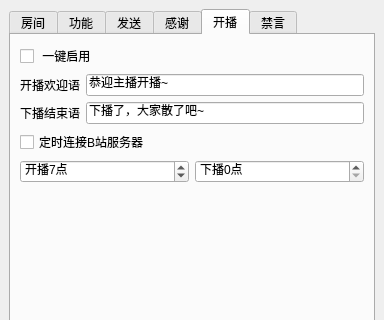
Old version of the form mainwindow.ui in the repository iwxyi/Bilibili-MagicalDanmaku; both pictures show x 0 to 384 and y 0 to 320 of the 384 by 496 pixel window.
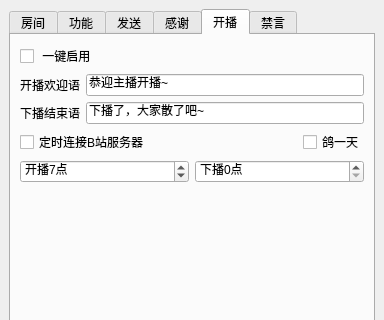
New version of the form. The open tabs and pages were chosen to show the change.

Commit message: 添加鸽一天选项

What changed in the file:
```diff
--- a/mainwindow.ui
+++ b/mainwindow.ui
@@ -800,6 +800,11 @@
          </layout>
         </item>
         <item>
+         <layout class="QHBoxLayout" name="horizontalLayout_26">
+          <property name="topMargin">
+           <number>0</number>
+          </property>
+          <item>
          <widget class="QCheckBox" name="timerConnectServerCheck">
           <property name="toolTip">
            <string>&lt;html&gt;&lt;head/&gt;&lt;body&gt;&lt;p&gt;适用于长期挂在服务器上，在开播前连接B站服务器，下播后暂停&lt;/p&gt;&lt;p&gt;注：长期连接直播间很容易被冻结&lt;/p&gt;&lt;/body&gt;&lt;/html&gt;</string>
@@ -810,6 +815,31 @@
          </widget>
         </item>
         <item>
+           <spacer name="horizontalSpacer_7">
+            <property name="orientation">
+             <enum>Qt::Horizontal</enum>
+            </property>
+            <property name="sizeHint" stdset="0">
+             <size>
+              <width>40</width>
+              <height>20</height>
+             </size>
+            </property>
+           </spacer>
+          </item>
+          <item>
+           <widget class="QCheckBox" name="doveCheck">
+            <property name="toolTip">
+             <string>&lt;html&gt;&lt;head/&gt;&lt;body&gt;&lt;p&gt;适用于挂在服务器上临时开启&lt;/p&gt;&lt;p&gt;主播放鸽子了，今天不开播&lt;/p&gt;&lt;p&gt;等到开播时间不连接服务器&lt;/p&gt;&lt;p&gt;下一次下播时间或重启后自动关闭&lt;/p&gt;&lt;p&gt;&lt;br/&gt;&lt;/p&gt;&lt;/body&gt;&lt;/html&gt;</string>
+            </property>
+            <property name="text">
+             <string>鸽一天</string>
+            </property>
+           </widget>
+          </item>
+         </layout>
+        </item>
+        <item>
          <layout class="QHBoxLayout" name="horizontalLayout_23">
           <property name="topMargin">
            <number>0</number>
```
Left out of the diff: 4 changed lines with no effect on the pictures. Lines whose indentation alone changed are shown as unchanged. The commit also changes 3 other files.
